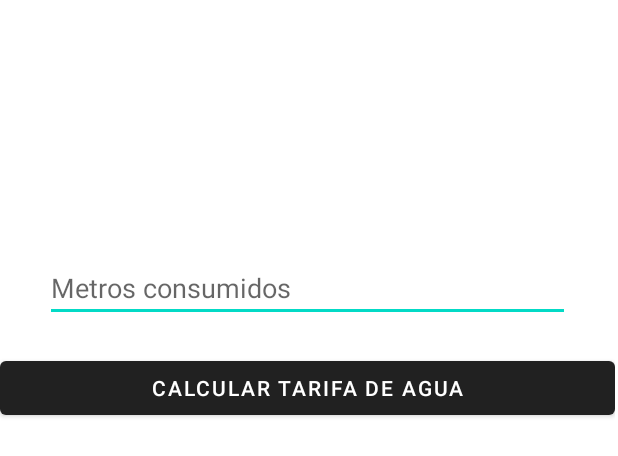
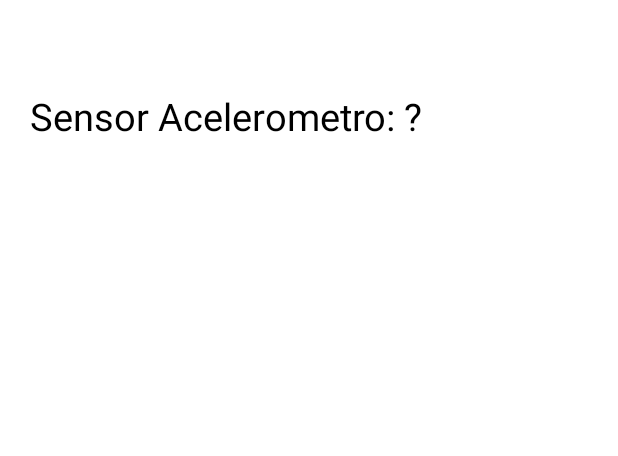
Before and after one commit to KilmarAlfaro/ProgramacionIICiclo3, an Android app: the layout activity_main.xml on its own in the app's theme, with its tools: preview values and no code run, on a phone screen of 412 x 824 dp. Shown: the top 456 px of the screen. Run offline under Robolectric (Android 15) with nearby library versions, the phone set to English and light mode, and no system bars.

Commit message:
Sensor acelerometro

```diff
--- a/ProgramacionII/app/src/main/res/layout/activity_main.xml
+++ b/ProgramacionII/app/src/main/res/layout/activity_main.xml
@@ -6,76 +6,14 @@
     android:layout_height="match_parent"
     tools:context=".MainActivity">
 
-    <TabHost
-        android:id="@+id/TbhParcial"
+    <TextView
+        android:id="@+id/lblSensorAcelerometro"
         android:layout_width="wrap_content"
-        android:layout_height="wrap_content">
-        <LinearLayout
-            android:layout_width="match_parent"
-            android:layout_height="match_parent"
-            android:orientation="vertical">
+        android:layout_marginTop="60dp"
+        android:layout_marginLeft="20dp"
+        android:text="Sensor Acelerometro: ?"
+        android:layout_height="wrap_content"
+        android:textSize="25dp"
+        android:textColor="@color/black"/>
 
-            <TabWidget
-                android:id="@android:id/tabs"
-                android:layout_width="410dp"
-                android:layout_height="90dp"/>
-            <FrameLayout
-                android:id="@android:id/tabcontent"
-                android:layout_height="match_parent"
-                android:layout_width="match_parent">
-
-                <LinearLayout
-                    android:id="@+id/TabTarifaAgua"
-                    android:layout_width="match_parent"
-                    android:layout_height="match_parent"
-                    android:orientation="vertical"
-                    android:visibility="visible">
-                    <TextView
-                        android:id="@+id/lblTarifaAgua"
-                        android:layout_width="wrap_content"
-                        android:layout_height="wrap_content"
-                        android:layout_marginLeft="20dp"
-                        android:layout_marginTop="20dp"/>
-                    <EditText
-                        android:id="@+id/txtCantidadAgua"
-                        android:inputType="numberDecimal"
-                        android:layout_width="match_parent"
-                        android:layout_height="wrap_content"
-                        android:layout_marginTop="40dp"
-                        android:layout_marginHorizontal="30dp"
-                        android:hint="Metros consumidos" />
-
-                    <Button
-                        android:id="@+id/BtnTarifaAgua"
-                        android:layout_width="match_parent"
-                        android:layout_height="match_parent"
-                        android:layout_marginTop="20dp"
-                        android:text="Calcular tarifa de agua"
-                        />
-                </LinearLayout>
-
-
-
-                <LinearLayout
-                    android:id="@+id/TabConversor"
-                    android:layout_width="match_parent"
-                    android:layout_height="match_parent"
-                    android:orientation="vertical"
-                    android:visibility="visible">
-                    <TextView
-                        android:id="@+id/lblConversor"
-                        android:layout_width="wrap_content"
-                        android:layout_height="wrap_content"
-                        android:layout_marginLeft="20dp"
-                        android:layout_marginTop="20dp"/>
-                </LinearLayout>
-
-
-
-
-
-
-            </FrameLayout>
-        </LinearLayout>
-    </TabHost>
 </RelativeLayout>
```
Also changed, not shown: ProgramacionII/app/src/main/java/com/example/programacionii/MainActivity.java (+48 -57 lines).
